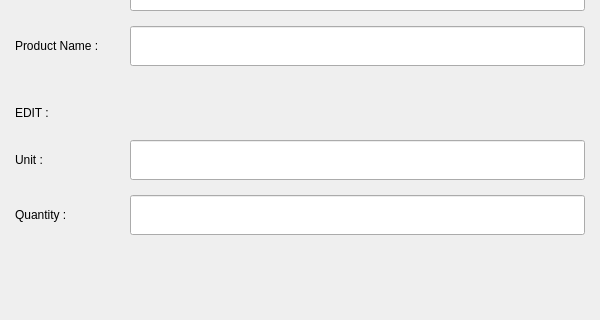
Qt form Project/ui/manual_entry.ui (Selvam-T/POS) before a commit; both pictures show x 0 to 600 and y 178 to 498 of the 600 by 600 pixel window.
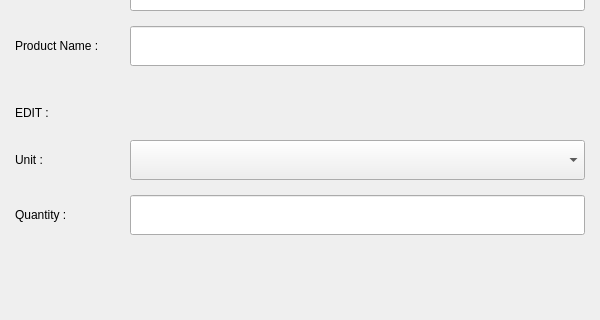
The same form after that commit.

Commit message: Fix manual entry KG/GRAM unit selection handling

The edit to the form file:
```diff
--- a/Project/ui/manual_entry.ui
+++ b/Project/ui/manual_entry.ui
@@ -159,7 +159,7 @@
       </spacer>
      </item>
      <item row="7" column="1">
-      <widget class="QLineEdit" name="manualUnitLineEdit">
+      <widget class="QComboBox" name="manualUnitComboBox">
        <property name="minimumSize">
         <size>
          <width>0</width>
@@ -169,12 +169,6 @@
        <property name="focusPolicy">
         <enum>Qt::NoFocus</enum>
        </property>
-       <property name="text">
-        <string/>
-       </property>
-       <property name="readOnly">
-        <bool>true</bool>
-       </property>
       </widget>
      </item>
      <item row="4" column="1">
```
The commit also changes 3 other files.
